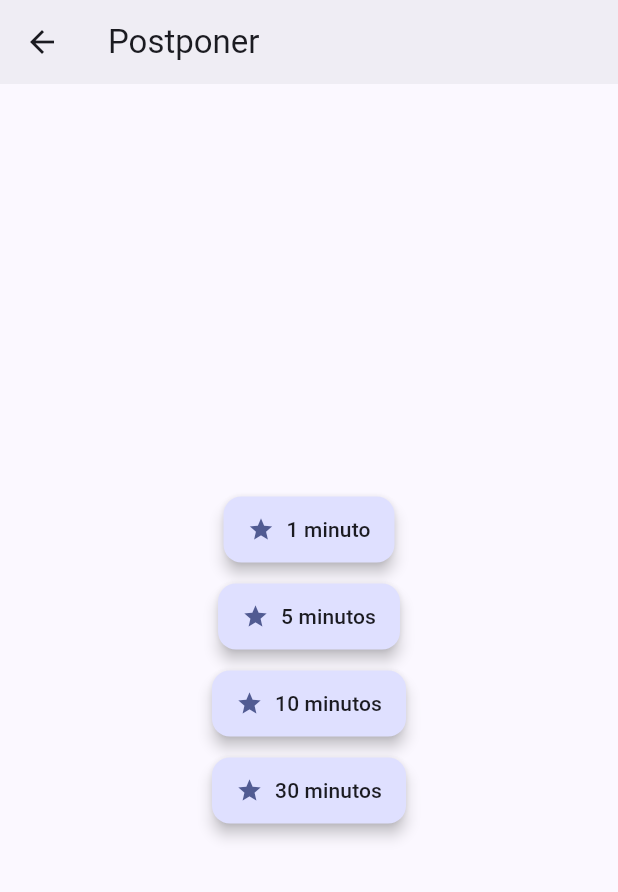
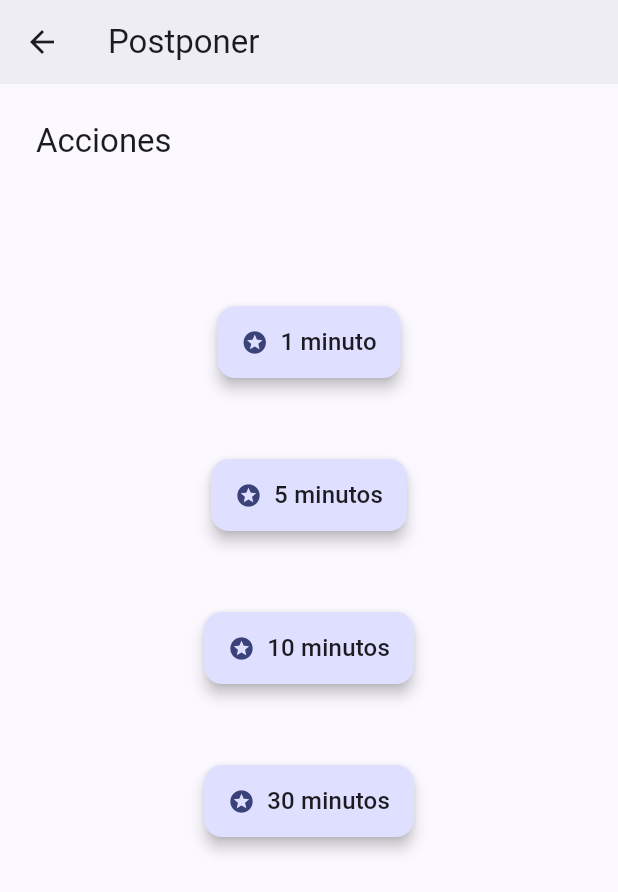
Before and after one commit to EstebanCardenas/AlarmsUxApp, a Flutter app: the NotificationActionPage screen opened by its route, after a tap on "Postponer", on a phone screen of 412 x 824 dp. Shown: the top 892 px of the screen. Run offline on Flutter 3.47's test engine with Material 3 defaults, Android fonts, the phone set to English and light mode, and no system bars; our stand-ins replace go_router, google_fonts, pie_chart.

Commit message:
ajustdos comentarios PR

```diff
--- a/alarms_android/lib/screens/notification_action.dart
+++ b/alarms_android/lib/screens/notification_action.dart
@@ -28,12 +28,11 @@ class NotificationActionPage extends StatelessWidget {
             // Título de sección
             Text(
               "Acciones",
-              style: textTheme.headlineSmall?.copyWith(
-                color: colorScheme.onBackground,
+              style: textTheme.titleLarge?.copyWith(
+                color: colorScheme.onSurface,
               ),
             ),
-            const SizedBox(height: 12),
-            // Botones alineados a la izquierda y con wrap si no caben
+            const SizedBox(height: 16),
             Wrap(
               spacing: 4,
               runSpacing: 12,
--- a/alarms_android/lib/screens/snooze.dart
+++ b/alarms_android/lib/screens/snooze.dart
@@ -18,17 +18,33 @@ class SnoozePage extends StatelessWidget {
         title: "Postponer",
         colorScheme: colorScheme,
         textTheme: textTheme),
-      body: Center(
+      body: Padding(
+        padding: const EdgeInsets.all(24),
         child: Column(
-          mainAxisAlignment: MainAxisAlignment.center,
+          mainAxisAlignment: MainAxisAlignment.start,
+          crossAxisAlignment: CrossAxisAlignment.start,
           children: [
-            buildSnoozeOption("1 minuto", colorScheme.primary, colorScheme, textTheme),
-            const SizedBox(height: 10),
-            buildSnoozeOption("5 minutos", colorScheme.primary, colorScheme, textTheme),
-            const SizedBox(height: 10),
-            buildSnoozeOption("10 minutos", colorScheme.primary, colorScheme, textTheme),
-            const SizedBox(height: 10),
-            buildSnoozeOption("30 minutos", colorScheme.primary, colorScheme, textTheme),
+            Text(
+              "Acciones",
+              style: textTheme.titleLarge?.copyWith(
+                color: colorScheme.onSurface,
+              ),
+            ),
+            Center(
+              child: Column(
+                children: [
+                  const SizedBox(height: 96),
+                  buildSnoozeOption("1 minuto", colorScheme, textTheme),
+                  const SizedBox(height: 54),
+                  buildSnoozeOption("5 minutos", colorScheme, textTheme),
+                  const SizedBox(height: 54),
+                  buildSnoozeOption("10 minutos", colorScheme, textTheme),
+                  const SizedBox(height: 54),
+                  buildSnoozeOption("30 minutos", colorScheme, textTheme),
+                ],
+              )
+            ),
+
           ],
         ),
       ),
@@ -38,23 +54,22 @@ class SnoozePage extends StatelessWidget {
 
 Widget buildSnoozeOption(
   String label,
-  Color iconColor,
   ColorScheme colorScheme,
   TextTheme textTheme,
 ) {
   return ElevatedButton.icon(
     onPressed: () {},
-    icon: Icon(Icons.star, color: iconColor),
+    icon: Icon(Icons.stars, color: colorScheme.onSecondaryContainer),
     label: Text(
       label,
-      style: textTheme.labelLarge?.copyWith(
+      style: textTheme.titleMedium?.copyWith(
         color: colorScheme.onSurface,
       ),
     ),
     style: ElevatedButton.styleFrom(
       backgroundColor: colorScheme.secondaryContainer,
       shape: RoundedRectangleBorder(
-        borderRadius: BorderRadius.circular(12), // <-- esquinas redondeadas
+        borderRadius: BorderRadius.circular(12),
       ),
       padding: const EdgeInsets.symmetric(horizontal: 16, vertical: 12),
       elevation: 4, // sombra ligera
```
